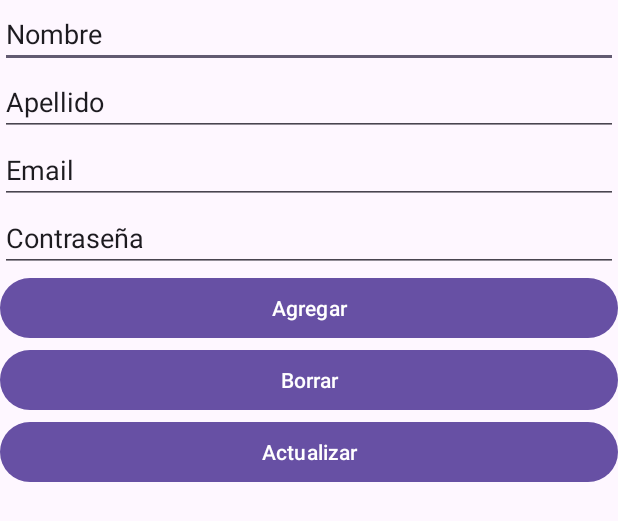
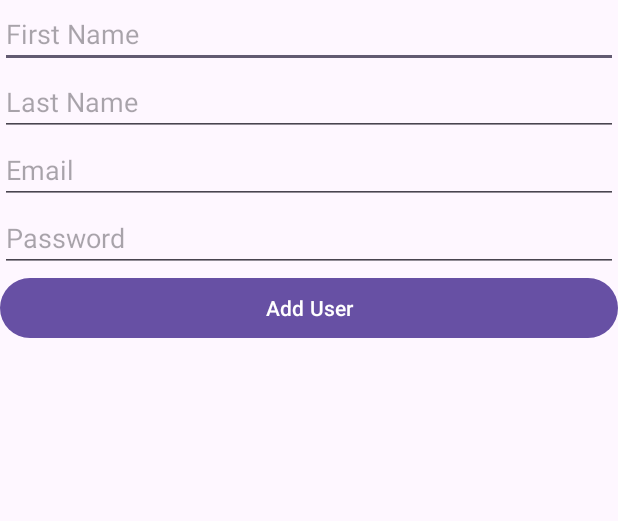
Before and after one commit to PanwebProDesign/Implementacion_Room, an Android app: the layout activity_main.xml on its own in the app's theme, with its tools: preview values and no code run, on a phone screen of 412 x 824 dp. Shown: the top 521 px of the screen. Run offline under Robolectric (Android 15) with nearby library versions, the phone set to English and light mode, and no system bars.

Commit message:
Creamos el Dao

```diff
--- a/app/build.gradle.kts
+++ b/app/build.gradle.kts
@@ -1,6 +1,7 @@
 plugins {
     alias(libs.plugins.android.application)
     alias(libs.plugins.jetbrains.kotlin.android)
+    id("kotlin-kapt")
 }
 
 android {
@@ -36,6 +37,7 @@ android {
     buildFeatures {
         viewBinding = true
     }
+
 }
 
 dependencies {
@@ -48,6 +50,7 @@ dependencies {
 
     implementation ("androidx.room:room-runtime:2.6.1")
     annotationProcessor ("androidx.room:room-compiler:2.6.1")
+    kapt ("androidx.room:room-compiler:2.6.1")
 
     testImplementation(libs.junit)
     androidTestImplementation(libs.androidx.junit)
--- a/app/src/main/java/com/protectly/sqllite/model/bd/User.kt
+++ b/app/src/main/java/com/protectly/sqllite/model/bd/User.kt
@@ -7,8 +7,11 @@ import androidx.room.PrimaryKey
 
 @Entity(tableName = "users")
 data class User(
+
+    //aqui el autoGenerate es para que se genere automaticamente
     @PrimaryKey(autoGenerate = true)
-    val id: Int,
+    val id: Int = 0,
+
     @ColumnInfo(name = "firstname") //cambia el nombre de la columna en la tabla
     val first_name: String,
     val last_name: String,
--- a/app/src/main/res/layout/activity_main.xml
+++ b/app/src/main/res/layout/activity_main.xml
@@ -5,57 +5,53 @@
     android:id="@+id/main"
     android:layout_width="match_parent"
     android:layout_height="match_parent"
-    tools:context=".view.MainActivity"
+    tools:context="view.MainActivity"
     android:orientation="vertical">
 
+    <LinearLayout
+        android:layout_width="match_parent"
+        android:layout_height="match_parent"
+        android:orientation="vertical"
+        tools:context=".view.MainActivity">
+
+        <!-- Existing UI components for adding a user -->
         <EditText
-        android:id="@+id/edt_name"
+            android:id="@+id/etFirstName"
             android:layout_width="match_parent"
             android:layout_height="wrap_content"
-        android:ems="10"
-        android:inputType="text"
-        android:text="Nombre" />
+            android:hint="First Name" />
 
         <EditText
-        android:id="@+id/edt_lastname"
+            android:id="@+id/etLastName"
             android:layout_width="match_parent"
             android:layout_height="wrap_content"
-        android:ems="10"
-        android:inputType="text"
-        android:text="Apellido" />
+            android:hint="Last Name" />
 
         <EditText
-        android:id="@+id/edt_email"
+            android:id="@+id/etEmail"
             android:layout_width="match_parent"
             android:layout_height="wrap_content"
-        android:ems="10"
-        android:inputType="text"
-        android:text="Email" />
+            android:hint="Email" />
 
         <EditText
-        android:id="@+id/edt_pass"
+            android:id="@+id/etPassword"
             android:layout_width="match_parent"
             android:layout_height="wrap_content"
-        android:ems="10"
-        android:inputType="text"
-        android:text="Contraseña" />
+            android:hint="Password" />
 
         <Button
-        android:id="@+id/btn_add"
+            android:id="@+id/btnAdd"
             android:layout_width="match_parent"
             android:layout_height="wrap_content"
-        android:text="Agregar" />
+            android:text="Add User" />
 
-    <Button
-        android:id="@+id/btn_delete"
+        <!-- New RecyclerView for displaying users -->
+        <androidx.recyclerview.widget.RecyclerView
+            android:id="@+id/recyclerView"
             android:layout_width="match_parent"
             android:layout_height="wrap_content"
-        android:text="Borrar" />
-
-    <Button
-        android:id="@+id/btn_actualizar"
-        android:layout_width="match_parent"
-        android:layout_height="wrap_content"
-        android:text="Actualizar" />
+            android:layout_marginTop="16dp"
+            app:layoutManager="androidx.recyclerview.widget.LinearLayoutManager" />
+    </LinearLayout>
 
 </LinearLayout>
```
Also changed, not shown: app/src/main/java/com/protectly/sqllite/model/bd/AppDatabase.kt (added, +11 -0 lines), app/src/main/java/com/protectly/sqllite/model/bd/UserDao.kt (+4 -4 lines), app/src/main/java/com/protectly/sqllite/view/MainActivity.kt (+57 -6 lines), app/src/main/java/com/protectly/sqllite/view/UserAdapter.kt (added, +52 -0 lines), app/src/main/res/layout/item_user.xml (added, +37 -0 lines). Lines whose indentation alone changed are shown as unchanged.
